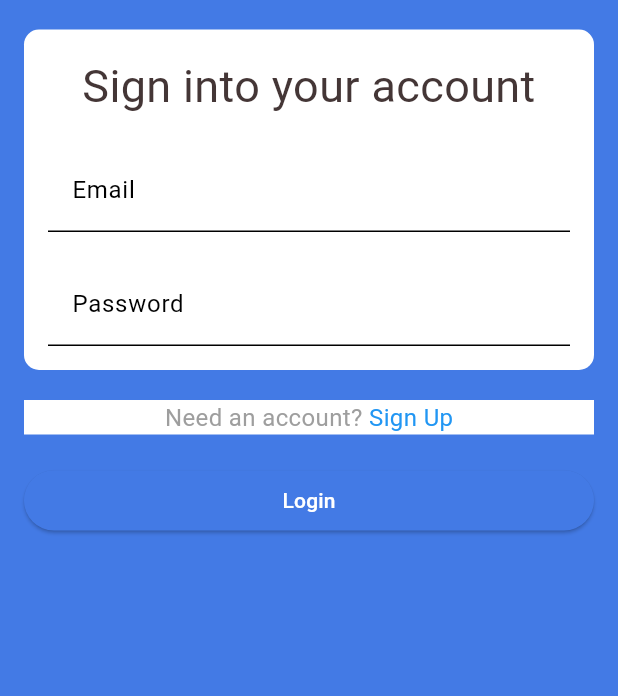
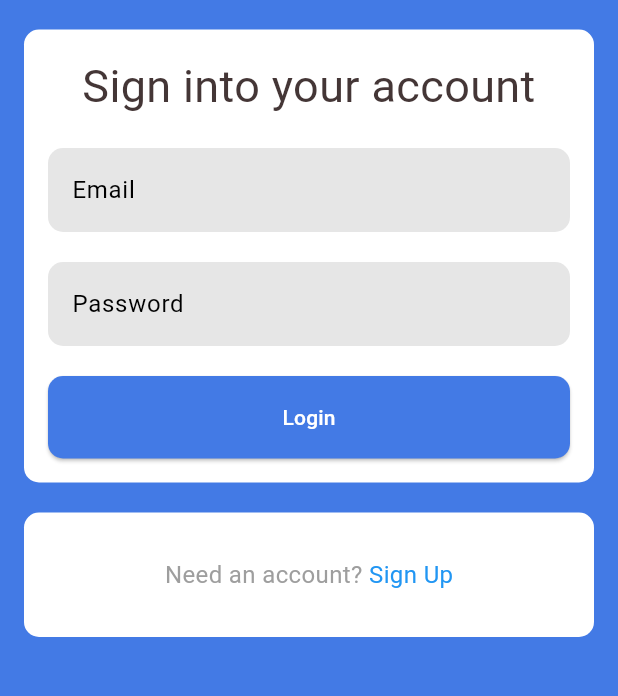
Before and after one commit to trungtran1234/Venue, a Flutter app: the LoginPage screen opened directly, on a phone screen of 412 x 824 dp, the part 239-935 px from its top. Run offline on Flutter 3.47's test engine with Material 3 defaults, Android fonts, the phone set to English and light mode, and no system bars.

Commit message:
better login ui

```diff
--- a/lib/login.dart
+++ b/lib/login.dart
@@ -15,7 +15,6 @@ class LoginPage extends StatelessWidget {
                 'Venue',
                 style: TextStyle(
                   color: Colors.orange,
-                  // fontFamily: 'Freedoka',
                   fontSize: 100.0,
                   fontWeight: FontWeight.bold,
                 ),
@@ -25,9 +24,8 @@ class LoginPage extends StatelessWidget {
             Container(
               padding: EdgeInsets.all(16.0),
               decoration: BoxDecoration(
-                color: Colors.white, // Set the color here
-                borderRadius: BorderRadius.circular(
-                    10), // Set the radius for rounded edges
+                color: Colors.white,
+                borderRadius: BorderRadius.circular(10),
               ),
               child: Column(
                 children: [
@@ -41,15 +39,48 @@ class LoginPage extends StatelessWidget {
                   ),
                   SizedBox(height: 20.0),
                   LoginForm(),
+                  SizedBox(height: 20.0),
+                  ElevatedButton(
+                    onPressed: () {
+                      // Handle sign-up logic here
+                    },
+                    style: ButtonStyle(
+                      backgroundColor:
+                          MaterialStateProperty.all<Color>(Color(0xFF437AE5)),
+                      padding: MaterialStateProperty.all<EdgeInsetsGeometry>(
+                        EdgeInsets.symmetric(vertical: 16.0),
+                      ),
+                      shape: MaterialStateProperty.all<OutlinedBorder>(
+                        RoundedRectangleBorder(
+                          borderRadius: BorderRadius.circular(10),
+                        ),
+                      ),
+                      minimumSize: MaterialStateProperty.all<Size>(
+                        Size(double.infinity,
+                            55), // Set the width to be as wide as possible
+                      ),
+                    ),
+                    child: Text(
+                      'Login',
+                      style: TextStyle(
+                        color: Colors.white, // text color
+                      ),
+                    ),
+                  ),
                 ],
               ),
             ),
             SizedBox(height: 20.0),
             Container(
+              decoration: BoxDecoration(
                 color: Colors.white,
+                borderRadius: BorderRadius.circular(10),
+              ),
               alignment: Alignment.center,
-              child:
-                  Row(mainAxisAlignment: MainAxisAlignment.center, children: [
+              padding: EdgeInsets.all(30.0),
+              child: Row(
+                mainAxisAlignment: MainAxisAlignment.center,
+                children: [
                   Text(
                     'Need an account? ',
                     style: TextStyle(
@@ -69,22 +100,7 @@ class LoginPage extends StatelessWidget {
                       ),
                     ),
                   ),
-              ]),
-            ),
-            SizedBox(height: 20.0),
-            ElevatedButton(
-              onPressed: () {
-                // Handle sign-up logic here
-              },
-              style: ButtonStyle(
-                backgroundColor: MaterialStateProperty.all<Color>(
-                    Color(0xFF437AE5)), // background color
-              ),
-              child: Text(
-                'Login',
-                style: TextStyle(
-                  color: Colors.white, // text color
-                ),
+                ],
               ),
             ),
           ],
@@ -110,18 +126,26 @@ class _LoginFormState extends State<LoginForm> {
         TextField(
           controller: _emailController,
           decoration: InputDecoration(
-            labelText: 'Email',
+            hintText: 'Email',
             filled: true,
-            fillColor: Colors.white,
+            fillColor: Color(0xFFE6E6E6),
+            border: OutlineInputBorder(
+              borderRadius: BorderRadius.circular(10.0),
+              borderSide: BorderSide.none,
+            ),
           ),
         ),
         SizedBox(height: 20.0),
         TextField(
           controller: _passwordController,
           decoration: InputDecoration(
-            labelText: 'Password',
+            hintText: 'Password',
             filled: true,
-            fillColor: Colors.white,
+            fillColor: Color(0xFFE6E6E6),
+            border: OutlineInputBorder(
+              borderRadius: BorderRadius.circular(10.0),
+              borderSide: BorderSide.none,
+            ),
           ),
           obscureText: true,
         ),
--- a/lib/main.dart
+++ b/lib/main.dart
@@ -18,7 +18,7 @@
         colorScheme: ColorScheme.fromSwatch(primarySwatch: Colors.blue),
         useMaterial3: true,
       ),
-      home: SignUpPage(), // Change this to see different pages as homepage
+      home: LoginPage(), // Change this to see different pages as homepage
     );
   }
 }
```
Lines whose indentation alone changed are shown as unchanged.
